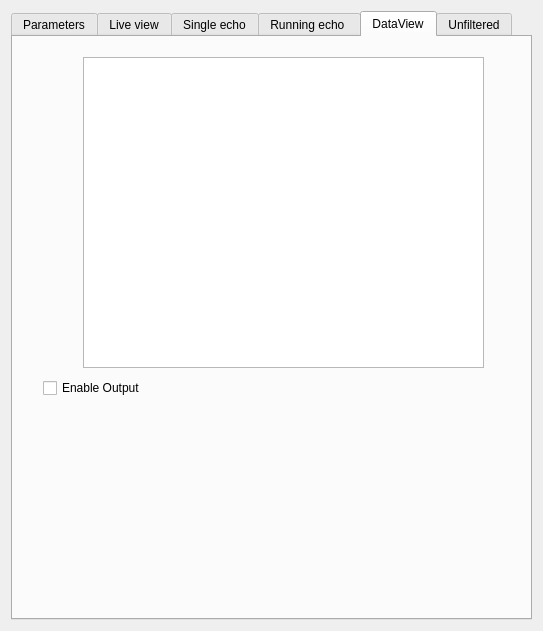
This is Hanse/Module_SonarLocalization/form_sonarlocalization.ui in iti-luebeck/HANSE2011 as Qt 5 draws it before an edit. The edited form follows.
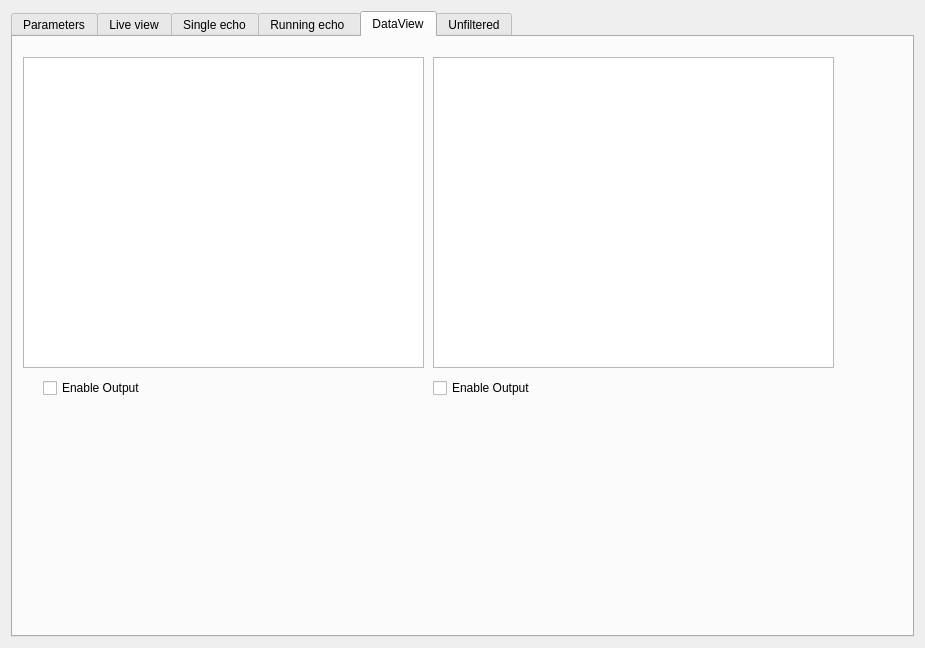
This is the edited form. The open tabs and pages were chosen to show the change. Custom widgets are drawn as their Qt base class.

The edit to the form file:
```diff
--- a/Hanse/Module_SonarLocalization/form_sonarlocalization.ui
+++ b/Hanse/Module_SonarLocalization/form_sonarlocalization.ui
@@ -6,8 +6,8 @@
    <rect>
     <x>0</x>
     <y>0</y>
-    <width>543</width>
-    <height>631</height>
+    <width>925</width>
+    <height>648</height>
    </rect>
   </property>
   <property name="windowTitle">
@@ -476,7 +476,7 @@
       <widget class="QGraphicsViewExtended" name="graphicsView">
        <property name="geometry">
         <rect>
-         <x>70</x>
+         <x>10</x>
          <y>20</y>
          <width>401</width>
          <height>311</height>
@@ -496,26 +496,11 @@
         <string>Enable Output</string>
        </property>
       </widget>
-     </widget>
-     <widget class="QWidget" name="tab_7">
-      <attribute name="title">
-       <string>Unfiltered</string>
-      </attribute>
-      <widget class="QGraphicsViewExtended" name="unfilteredView">
-       <property name="geometry">
-        <rect>
-         <x>50</x>
-         <y>30</y>
-         <width>401</width>
-         <height>311</height>
-        </rect>
-       </property>
-      </widget>
       <widget class="QCheckBox" name="enableUnfilteredOutput">
        <property name="geometry">
         <rect>
-         <x>20</x>
-         <y>350</y>
+         <x>420</x>
+         <y>340</y>
          <width>151</width>
          <height>22</height>
         </rect>
@@ -524,6 +509,21 @@
         <string>Enable Output</string>
        </property>
       </widget>
+      <widget class="QGraphicsViewExtended" name="unfilteredView">
+       <property name="geometry">
+        <rect>
+         <x>420</x>
+         <y>20</y>
+         <width>401</width>
+         <height>311</height>
+        </rect>
+       </property>
+      </widget>
+     </widget>
+     <widget class="QWidget" name="tab_7">
+      <attribute name="title">
+       <string>Unfiltered</string>
+      </attribute>
      </widget>
     </widget>
    </item>
```
Left out of the diff: 2 changed lines with no effect on the pictures.
